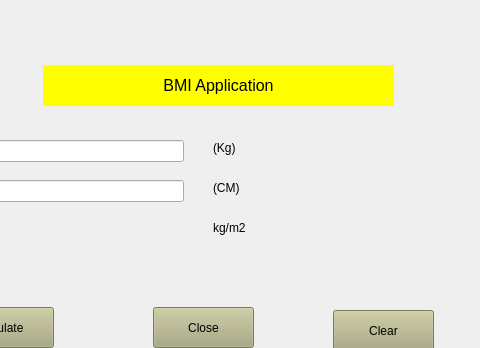
Above: ui/MainWindow.ui from Thanhthao05/BMI-LGBT before the change; both pictures show x 157 to 637 and y 0 to 348 of the 800 by 600 pixel window. Below: the same form after it.
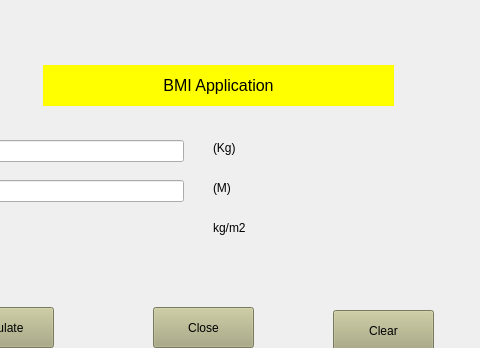
That is the form after the change. Icons and pictures are not drawn.

```diff
--- a/ui/MainWindow.ui
+++ b/ui/MainWindow.ui
@@ -125,7 +125,7 @@
      </rect>
     </property>
     <property name="text">
-     <string>(CM)</string>
+     <string>(M)</string>
     </property>
    </widget>
    <widget class="QLabel" name="label_8">
```
Left out of the diff: 2 changed lines with no effect on the pictures.
